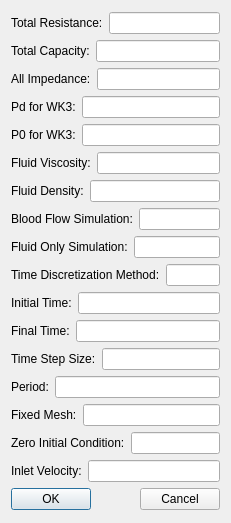
First picture: the form in ArteryTechQtProject/ArteryTechQtProject/QtArteryTechPhysicsSetupUI.ui, repository chenfeigen/HBFlowsSrc, before the edit.
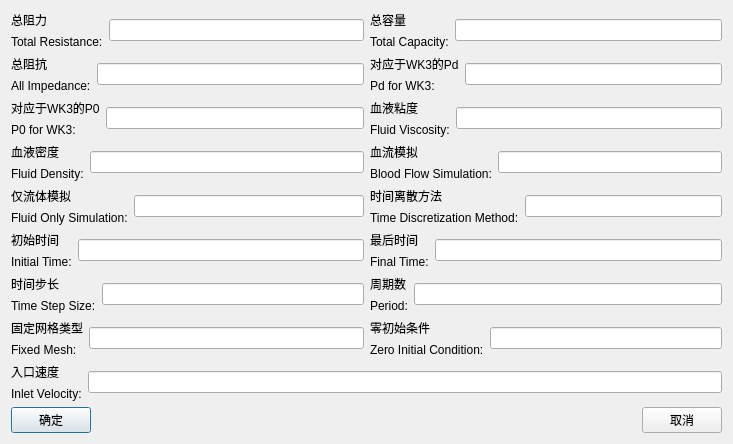
Second picture: the form after the edit.

Patch:
```diff
--- a/ArteryTechQtProject/ArteryTechQtProject/QtArteryTechPhysicsSetupUI.ui
+++ b/ArteryTechQtProject/ArteryTechQtProject/QtArteryTechPhysicsSetupUI.ui
@@ -6,27 +6,38 @@
    <rect>
     <x>0</x>
     <y>0</y>
-    <width>231</width>
-    <height>523</height>
+    <width>733</width>
+    <height>421</height>
    </rect>
   </property>
   <property name="windowTitle">
    <string>QtArteryTechPhysicsSetupUI</string>
   </property>
-  <layout class="QVBoxLayout" name="verticalLayout_3">
+  <layout class="QVBoxLayout" name="verticalLayout_19">
    <item>
-    <layout class="QVBoxLayout" name="verticalLayout_2">
+    <layout class="QVBoxLayout" name="verticalLayout_18">
      <item>
-      <layout class="QVBoxLayout" name="verticalLayout">
+      <layout class="QHBoxLayout" name="horizontalLayout_19">
        <item>
         <layout class="QHBoxLayout" name="horizontalLayout">
          <item>
+          <layout class="QVBoxLayout" name="verticalLayout">
+           <item>
+            <widget class="QLabel" name="label">
+             <property name="text">
+              <string>总阻力</string>
+             </property>
+            </widget>
+           </item>
+           <item>
           <widget class="QLabel" name="TotalResistanceLabel">
            <property name="text">
             <string>Total Resistance:</string>
            </property>
           </widget>
          </item>
+          </layout>
+         </item>
          <item>
           <widget class="QLineEdit" name="TotalResistanceLineEdit"/>
          </item>
@@ -35,26 +46,52 @@
        <item>
         <layout class="QHBoxLayout" name="horizontalLayout_2">
          <item>
+          <layout class="QVBoxLayout" name="verticalLayout_2">
+           <item>
+            <widget class="QLabel" name="label_2">
+             <property name="text">
+              <string>总容量</string>
+             </property>
+            </widget>
+           </item>
+           <item>
           <widget class="QLabel" name="TotalCapacityLabel">
            <property name="text">
             <string>Total Capacity:</string>
            </property>
           </widget>
          </item>
+          </layout>
+         </item>
          <item>
           <widget class="QLineEdit" name="TotalCapacityLineEdit"/>
          </item>
         </layout>
        </item>
+      </layout>
+     </item>
+     <item>
+      <layout class="QHBoxLayout" name="horizontalLayout_20">
        <item>
         <layout class="QHBoxLayout" name="horizontalLayout_3">
          <item>
+          <layout class="QVBoxLayout" name="verticalLayout_3">
+           <item>
+            <widget class="QLabel" name="label_3">
+             <property name="text">
+              <string>总阻抗</string>
+             </property>
+            </widget>
+           </item>
+           <item>
           <widget class="QLabel" name="AllImpedanceLabel">
            <property name="text">
             <string>All Impedance:</string>
            </property>
           </widget>
          </item>
+          </layout>
+         </item>
          <item>
           <widget class="QLineEdit" name="AllImpedanceLineEdit"/>
          </item>
@@ -63,26 +100,52 @@
        <item>
         <layout class="QHBoxLayout" name="horizontalLayout_4">
          <item>
+          <layout class="QVBoxLayout" name="verticalLayout_4">
+           <item>
+            <widget class="QLabel" name="label_4">
+             <property name="text">
+              <string>对应于WK3的Pd</string>
+             </property>
+            </widget>
+           </item>
+           <item>
           <widget class="QLabel" name="PdForWK3Label">
            <property name="text">
             <string>Pd for WK3:</string>
            </property>
           </widget>
          </item>
+          </layout>
+         </item>
          <item>
           <widget class="QLineEdit" name="PdForWK3LineEdit"/>
          </item>
         </layout>
        </item>
+      </layout>
+     </item>
+     <item>
+      <layout class="QHBoxLayout" name="horizontalLayout_21">
        <item>
         <layout class="QHBoxLayout" name="horizontalLayout_5">
          <item>
+          <layout class="QVBoxLayout" name="verticalLayout_5">
+           <item>
+            <widget class="QLabel" name="label_5">
+             <property name="text">
+              <string>对应于WK3的P0</string>
+             </property>
+            </widget>
+           </item>
+           <item>
           <widget class="QLabel" name="P0ForWK3Label">
            <property name="text">
             <string>P0 for WK3:</string>
            </property>
           </widget>
          </item>
+          </layout>
+         </item>
          <item>
           <widget class="QLineEdit" name="P0ForWK3LineEdit">
            <property name="text">
@@ -95,26 +158,52 @@
        <item>
         <layout class="QHBoxLayout" name="horizontalLayout_6">
          <item>
+          <layout class="QVBoxLayout" name="verticalLayout_6">
+           <item>
+            <widget class="QLabel" name="label_6">
+             <property name="text">
+              <string>血液粘度</string>
+             </property>
+            </widget>
+           </item>
+           <item>
           <widget class="QLabel" name="FluidViscosityLabel">
            <property name="text">
             <string>Fluid Viscosity:</string>
            </property>
           </widget>
          </item>
+          </layout>
+         </item>
          <item>
           <widget class="QLineEdit" name="FluidViscosityLineEdit"/>
          </item>
         </layout>
        </item>
+      </layout>
+     </item>
+     <item>
+      <layout class="QHBoxLayout" name="horizontalLayout_22">
        <item>
         <layout class="QHBoxLayout" name="horizontalLayout_7">
          <item>
+          <layout class="QVBoxLayout" name="verticalLayout_7">
+           <item>
+            <widget class="QLabel" name="label_7">
+             <property name="text">
+              <string>血液密度</string>
+             </property>
+            </widget>
+           </item>
+           <item>
           <widget class="QLabel" name="FluidDensityLabel">
            <property name="text">
             <string>Fluid Density:</string>
            </property>
           </widget>
          </item>
+          </layout>
+         </item>
          <item>
           <widget class="QLineEdit" name="FluidDensityLineEdit"/>
          </item>
@@ -123,26 +212,52 @@
        <item>
         <layout class="QHBoxLayout" name="horizontalLayout_8">
          <item>
+          <layout class="QVBoxLayout" name="verticalLayout_8">
+           <item>
+            <widget class="QLabel" name="label_8">
+             <property name="text">
+              <string>血流模拟</string>
+             </property>
+            </widget>
+           </item>
+           <item>
           <widget class="QLabel" name="BloodFlowSimulationLabel">
            <property name="text">
             <string>Blood Flow Simulation:</string>
            </property>
           </widget>
          </item>
+          </layout>
+         </item>
          <item>
           <widget class="QLineEdit" name="BloodFlowSimulationLineEdit"/>
          </item>
         </layout>
        </item>
+      </layout>
+     </item>
+     <item>
+      <layout class="QHBoxLayout" name="horizontalLayout_23">
        <item>
         <layout class="QHBoxLayout" name="horizontalLayout_9">
          <item>
+          <layout class="QVBoxLayout" name="verticalLayout_9">
+           <item>
+            <widget class="QLabel" name="label_9">
+             <property name="text">
+              <string>仅流体模拟</string>
+             </property>
+            </widget>
+           </item>
+           <item>
           <widget class="QLabel" name="FluidOnlySimulationLabel">
            <property name="text">
             <string>Fluid Only Simulation:</string>
            </property>
           </widget>
          </item>
+          </layout>
+         </item>
          <item>
           <widget class="QLineEdit" name="FluidOnlySimulationLineEdit"/>
          </item>
@@ -151,26 +266,52 @@
        <item>
         <layout class="QHBoxLayout" name="horizontalLayout_10">
          <item>
+          <layout class="QVBoxLayout" name="verticalLayout_10">
+           <item>
+            <widget class="QLabel" name="label_10">
+             <property name="text">
+              <string>时间离散方法</string>
+             </property>
+            </widget>
+           </item>
+           <item>
           <widget class="QLabel" name="TimeDiscretizationMethodLabel">
            <property name="text">
             <string>Time Discretization Method:</string>
            </property>
           </widget>
          </item>
+          </layout>
+         </item>
          <item>
           <widget class="QLineEdit" name="TimeDiscretizationMethodLineEdit"/>
          </item>
         </layout>
        </item>
+      </layout>
+     </item>
+     <item>
+      <layout class="QHBoxLayout" name="horizontalLayout_24">
        <item>
         <layout class="QHBoxLayout" name="horizontalLayout_11">
          <item>
+          <layout class="QVBoxLayout" name="verticalLayout_11">
+           <item>
+            <widget class="QLabel" name="label_11">
+             <property name="text">
+              <string>初始时间</string>
+             </property>
+            </widget>
+           </item>
+           <item>
           <widget class="QLabel" name="InitialTimeLabel">
            <property name="text">
             <string>Initial Time:</string>
            </property>
           </widget>
          </item>
+          </layout>
+         </item>
          <item>
           <widget class="QLineEdit" name="InitialTimeLineEdit"/>
          </item>
@@ -179,26 +320,52 @@
        <item>
         <layout class="QHBoxLayout" name="horizontalLayout_12">
          <item>
+          <layout class="QVBoxLayout" name="verticalLayout_12">
+           <item>
+            <widget class="QLabel" name="label_12">
+             <property name="text">
+              <string>最后时间</string>
+             </property>
+            </widget>
+           </item>
+           <item>
           <widget class="QLabel" name="FinalTimeLabel">
            <property name="text">
             <string>Final Time:</string>
            </property>
           </widget>
          </item>
+          </layout>
+         </item>
          <item>
           <widget class="QLineEdit" name="FinalTimeLineEdit"/>
          </item>
         </layout>
        </item>
+      </layout>
+     </item>
+     <item>
+      <layout class="QHBoxLayout" name="horizontalLayout_25">
        <item>
         <layout class="QHBoxLayout" name="horizontalLayout_13">
          <item>
+          <layout class="QVBoxLayout" name="verticalLayout_13">
+           <item>
+            <widget class="QLabel" name="label_13">
+             <property name="text">
+              <string>时间步长</string>
+             </property>
+            </widget>
+           </item>
+           <item>
           <widget class="QLabel" name="TimeStepSizeLabel">
            <property name="text">
             <string>Time Step Size:</string>
            </property>
           </widget>
          </item>
+          </layout>
+         </item>
          <item>
           <widget class="QLineEdit" name="TimeStepSizeLineEdit"/>
          </item>
@@ -207,26 +374,52 @@
        <item>
         <layout class="QHBoxLayout" name="horizontalLayout_14">
          <item>
+          <layout class="QVBoxLayout" name="verticalLayout_14">
+           <item>
+            <widget class="QLabel" name="label_14">
+             <property name="text">
+              <string>周期数</string>
+             </property>
+            </widget>
+           </item>
+           <item>
           <widget class="QLabel" name="PeriodLabel">
            <property name="text">
             <string>Period:</string>
            </property>
           </widget>
          </item>
+          </layout>
+         </item>
          <item>
           <widget class="QLineEdit" name="PeriodLineEdit"/>
          </item>
         </layout>
        </item>
+      </layout>
+     </item>
+     <item>
+      <layout class="QHBoxLayout" name="horizontalLayout_26">
        <item>
         <layout class="QHBoxLayout" name="horizontalLayout_15">
          <item>
+          <layout class="QVBoxLayout" name="verticalLayout_15">
+           <item>
+            <widget class="QLabel" name="label_15">
+             <property name="text">
+              <string>固定网格类型</string>
+             </property>
+            </widget>
+           </item>
+           <item>
           <widget class="QLabel" name="FixedMeshLabel">
            <property name="text">
             <string>Fixed Mesh:</string>
            </property>
           </widget>
          </item>
+          </layout>
+         </item>
          <item>
           <widget class="QLineEdit" name="FixedMeshLineEdit"/>
          </item>
@@ -235,39 +428,61 @@
        <item>
         <layout class="QHBoxLayout" name="horizontalLayout_16">
          <item>
+          <layout class="QVBoxLayout" name="verticalLayout_16">
+           <item>
+            <widget class="QLabel" name="label_16">
+             <property name="text">
+              <string>零初始条件</string>
+             </property>
+            </widget>
+           </item>
+           <item>
           <widget class="QLabel" name="ZeroInitialConditionLabel">
            <property name="text">
             <string>Zero Initial Condition:</string>
            </property>
           </widget>
          </item>
+          </layout>
+         </item>
          <item>
           <widget class="QLineEdit" name="ZeroInitialConditionLineEdit"/>
          </item>
         </layout>
        </item>
+      </layout>
+     </item>
        <item>
         <layout class="QHBoxLayout" name="horizontalLayout_17">
          <item>
+        <layout class="QVBoxLayout" name="verticalLayout_17">
+         <item>
+          <widget class="QLabel" name="label_17">
+           <property name="text">
+            <string>入口速度</string>
+           </property>
+          </widget>
+         </item>
+         <item>
           <widget class="QLabel" name="InletVelocityLabel">
            <property name="text">
             <string>Inlet Velocity:</string>
            </property>
           </widget>
          </item>
+        </layout>
+       </item>
          <item>
           <widget class="QLineEdit" name="InletVelocityLineEdit"/>
          </item>
         </layout>
        </item>
-      </layout>
-     </item>
      <item>
       <layout class="QHBoxLayout" name="horizontalLayout_18">
        <item>
         <widget class="QPushButton" name="OkPushButton">
          <property name="text">
-          <string>OK</string>
+          <string>确定</string>
          </property>
         </widget>
        </item>
@@ -287,7 +502,7 @@
        <item>
         <widget class="QPushButton" name="CancelPushButton">
          <property name="text">
-          <string>Cancel</string>
+          <string>取消</string>
          </property>
         </widget>
        </item>
```
Lines whose indentation alone changed are shown as unchanged.
